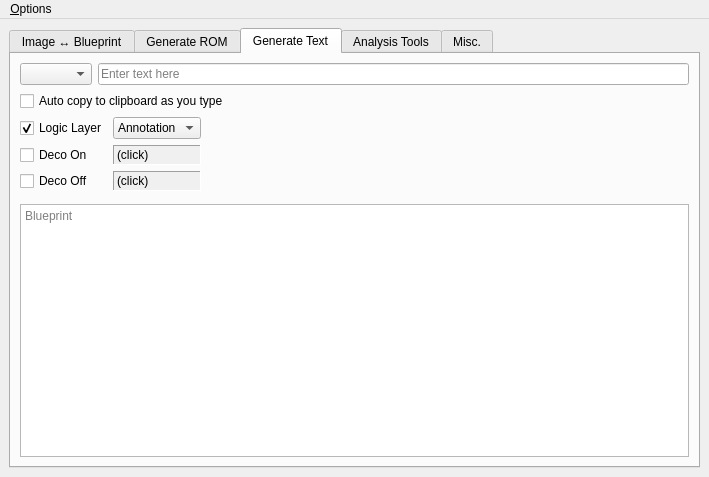
Before: the Qt Designer form mainwindow.ui in JC3/vcbtool, drawn with Qt 5.
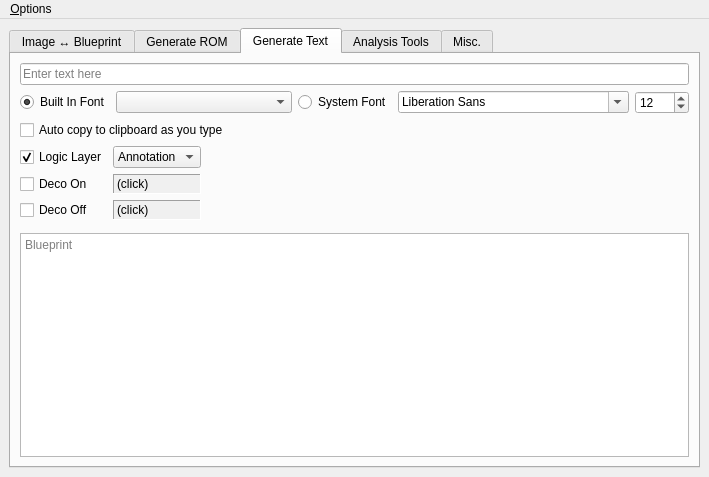
After: the same form once the commit is applied. The open tabs and pages were chosen to show the change. Custom widgets are drawn as their Qt base class.

Commit message: system fonts

```diff
--- a/mainwindow.ui
+++ b/mainwindow.ui
@@ -433,7 +433,14 @@
         <string>Generate Text</string>
        </attribute>
        <layout class="QGridLayout" name="gridLayout_5">
-        <item row="2" column="0" colspan="2">
+        <item row="6" column="0" colspan="2">
+         <widget class="QPlainTextEdit" name="txtTextBP">
+          <property name="placeholderText">
+           <string>Blueprint</string>
+          </property>
+         </widget>
+        </item>
+        <item row="5" column="0" colspan="2">
          <layout class="QGridLayout" name="gridLayout_6">
           <property name="rightMargin">
            <number>7</number>
@@ -605,27 +612,17 @@
           </item>
          </layout>
         </item>
-        <item row="0" column="0">
-         <widget class="QComboBox" name="cbTextFont">
-          <property name="sizePolicy">
-           <sizepolicy hsizetype="Maximum" vsizetype="Fixed">
-            <horstretch>0</horstretch>
-            <verstretch>0</verstretch>
-           </sizepolicy>
-          </property>
-         </widget>
-        </item>
-        <item row="1" column="0" colspan="2">
+        <item row="4" column="0" colspan="2">
          <widget class="QCheckBox" name="chkTextAutoCopy">
           <property name="text">
            <string>Auto copy to clipboard as you type</string>
           </property>
          </widget>
         </item>
-        <item row="0" column="1">
+        <item row="0" column="0" colspan="2">
          <widget class="QLineEdit" name="txtTextContent">
           <property name="sizePolicy">
-           <sizepolicy hsizetype="Preferred" vsizetype="Fixed">
+           <sizepolicy hsizetype="MinimumExpanding" vsizetype="Fixed">
             <horstretch>0</horstretch>
             <verstretch>0</verstretch>
            </sizepolicy>
@@ -635,12 +632,86 @@
           </property>
          </widget>
         </item>
-        <item row="3" column="0" colspan="2">
-         <widget class="QPlainTextEdit" name="txtTextBP">
-          <property name="placeholderText">
-           <string>Blueprint</string>
-          </property>
-         </widget>
+        <item row="1" column="0" colspan="2">
+         <layout class="QHBoxLayout" name="horizontalLayout_6">
+          <item>
+           <widget class="QRadioButton" name="btnFontBuiltIn">
+            <property name="sizePolicy">
+             <sizepolicy hsizetype="Maximum" vsizetype="Fixed">
+              <horstretch>0</horstretch>
+              <verstretch>0</verstretch>
+             </sizepolicy>
+            </property>
+            <property name="text">
+             <string>Built In Font</string>
+            </property>
+            <property name="checked">
+             <bool>true</bool>
+            </property>
+            <attribute name="buttonGroup">
+             <string notr="true">grpFontChoice</string>
+            </attribute>
+           </widget>
+          </item>
+          <item>
+           <widget class="QComboBox" name="cbTextFont">
+            <property name="sizePolicy">
+             <sizepolicy hsizetype="Preferred" vsizetype="Fixed">
+              <horstretch>0</horstretch>
+              <verstretch>0</verstretch>
+             </sizepolicy>
+            </property>
+           </widget>
+          </item>
+          <item>
+           <widget class="QRadioButton" name="btnFontSystem">
+            <property name="sizePolicy">
+             <sizepolicy hsizetype="Maximum" vsizetype="Fixed">
+              <horstretch>0</horstretch>
+              <verstretch>0</verstretch>
+             </sizepolicy>
+            </property>
+            <property name="text">
+             <string>System Font</string>
+            </property>
+            <attribute name="buttonGroup">
+             <string notr="true">grpFontChoice</string>
+            </attribute>
+           </widget>
+          </item>
+          <item>
+           <widget class="QFontComboBox" name="cbSystemFont">
+            <property name="sizePolicy">
+             <sizepolicy hsizetype="Preferred" vsizetype="Fixed">
+              <horstretch>0</horstretch>
+              <verstretch>0</verstretch>
+             </sizepolicy>
+            </property>
+           </widget>
+          </item>
+          <item>
+           <widget class="QSpinBox" name="spnSystemFontHeight">
+            <property name="sizePolicy">
+             <sizepolicy hsizetype="Maximum" vsizetype="Fixed">
+              <horstretch>0</horstretch>
+              <verstretch>0</verstretch>
+             </sizepolicy>
+            </property>
+            <property name="toolTip">
+             <string>system font height</string>
+            </property>
+            <property name="minimum">
+             <number>1</number>
+            </property>
+            <property name="maximum">
+             <number>1000</number>
+            </property>
+            <property name="value">
+             <number>12</number>
+            </property>
+           </widget>
+          </item>
+         </layout>
         </item>
        </layout>
       </widget>
```
Left out of the diff: 3 changed lines with no effect on the pictures. The commit also changes 5 other files.
